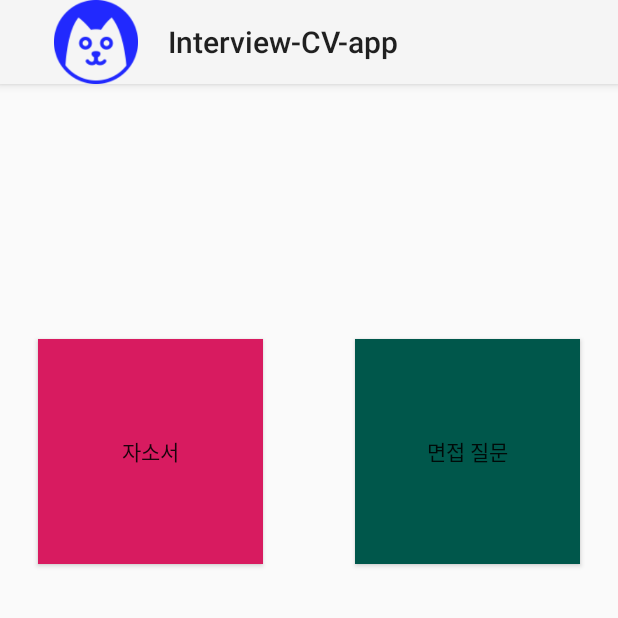
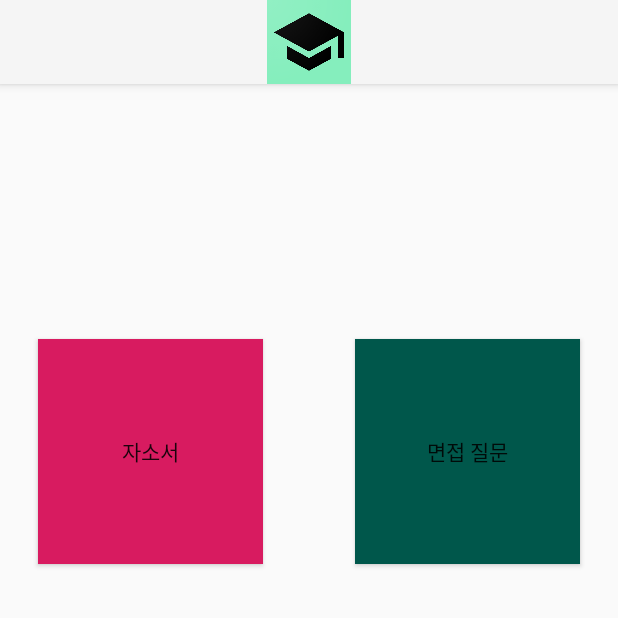
Before and after one commit to unolife/Interview-CV-app, an Android app: the screen it shows after launch (MainActivity), on a phone screen of 412 x 824 dp, the top half of it. Run offline under Robolectric (Android 15) with nearby library versions, the phone set to English and light mode, and no system bars.

Commit message:
change theme

```diff
--- a/app/src/main/java/com/cookandroid/interview_cv_app/MainActivity.java
+++ b/app/src/main/java/com/cookandroid/interview_cv_app/MainActivity.java
@@ -15,7 +15,7 @@ public class MainActivity extends AppCompatActivity {
         super.onCreate(savedInstanceState);
         setContentView(R.layout.activity_main);
         getSupportActionBar().setDisplayShowHomeEnabled(true);
-        getSupportActionBar().setIcon(R.drawable.iconmonstr);
+        getSupportActionBar().setIcon(R.drawable.icon2);
 
         btn_cv = (Button) findViewById(R.id.button_CV);
         btn_iv = (Button) findViewById(R.id.button_IV);
--- a/app/src/main/res/values/strings.xml
+++ b/app/src/main/res/values/strings.xml
@@ -1,3 +1,3 @@
 <resources>
-    <string name="app_name">Interview-CV-app</string>
+    <string name="app_name">IC</string>
 </resources>
```
